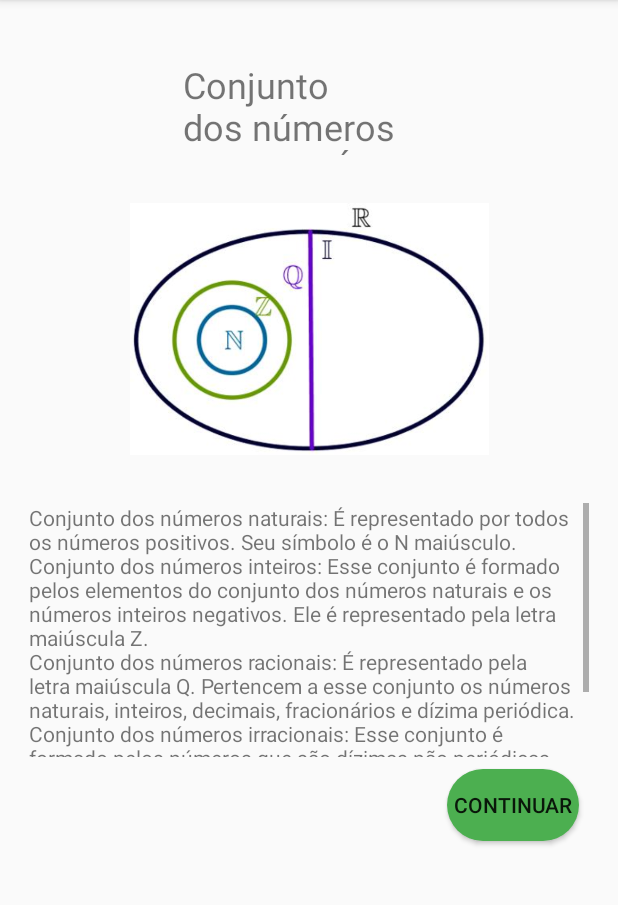
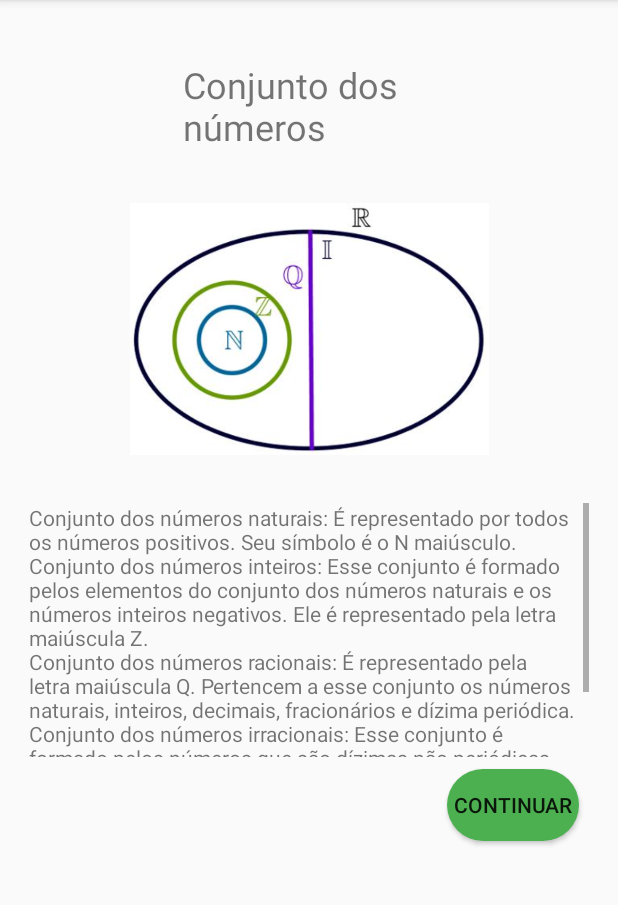
Before and after one commit to MaiaGabriel/Libras, an Android app: the ListaTreinamento screen opened directly, with no data from a screen before it, after a tap on "Conjuntos", on a phone screen of 412 x 824 dp, the part 84-989 px from its top. Run offline under Robolectric (Android 15) with nearby library versions, the phone set to English and light mode, and no system bars.

Commit message:
corrigindo bugs

```diff
--- a/signum3/app/src/main/java/com/example/signum/ResumoActivity.java
+++ b/signum3/app/src/main/java/com/example/signum/ResumoActivity.java
@@ -3,6 +3,8 @@ package com.example.signum;
 import androidx.appcompat.app.AppCompatActivity;
 
 import android.content.Intent;
+import android.content.res.Resources;
+import android.graphics.drawable.Drawable;
 import android.os.Bundle;
 import android.view.View;
 import android.widget.ImageView;
@@ -29,12 +31,14 @@ public class ResumoActivity extends AppCompatActivity {
         titulo = resumo.getTitulo();
         texto = resumo.getTexto();
 
+        Resources res = getResources();
         imagemView = (ImageView) findViewById(R.id.imagemResumo);
         tituloView = (TextView) findViewById(R.id.tituloResumo);
         textoView = (TextView) findViewById(R.id.textoResumo);
-        imagemView.setImageResource(R.drawable.imagem_conjunto_resumo);
+        int resID = res.getIdentifier(imagem , "drawable", getPackageName());
+        imagemView.setImageResource(resID);
         textoView.setText(texto);
-        tituloView.setText(texto);
+        tituloView.setText(titulo);
 
     }
 
```
Also changed, not shown: signum3/app/src/main/java/com/example/signum/ListaTreinamento.java (+9 -6 lines).
